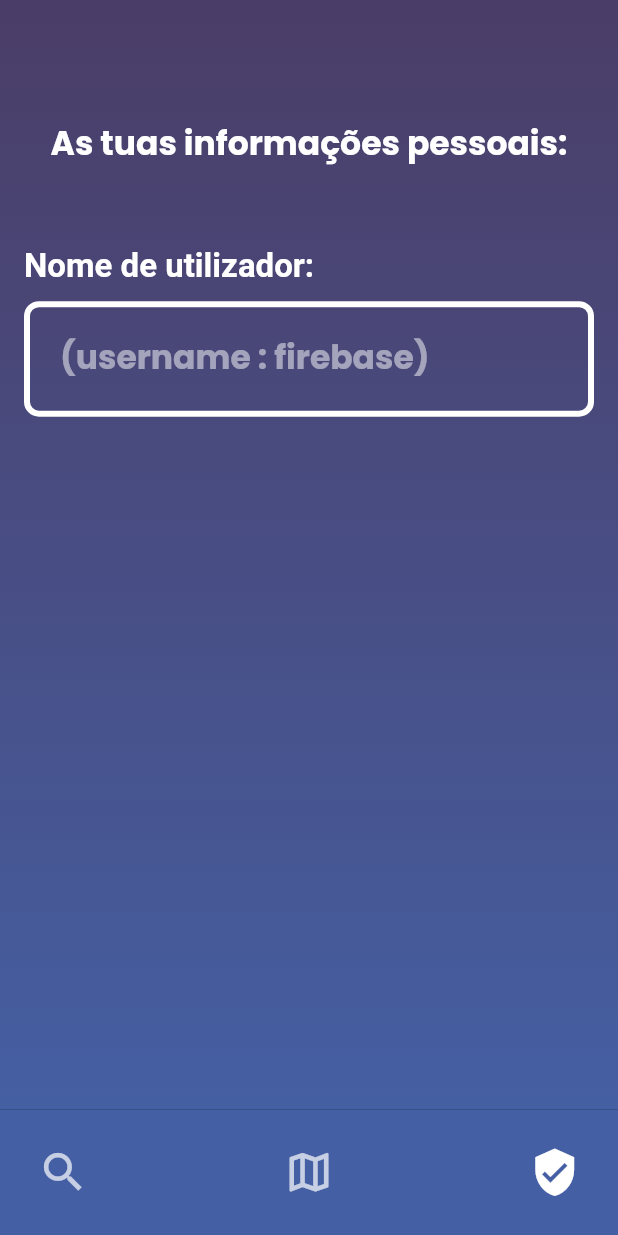
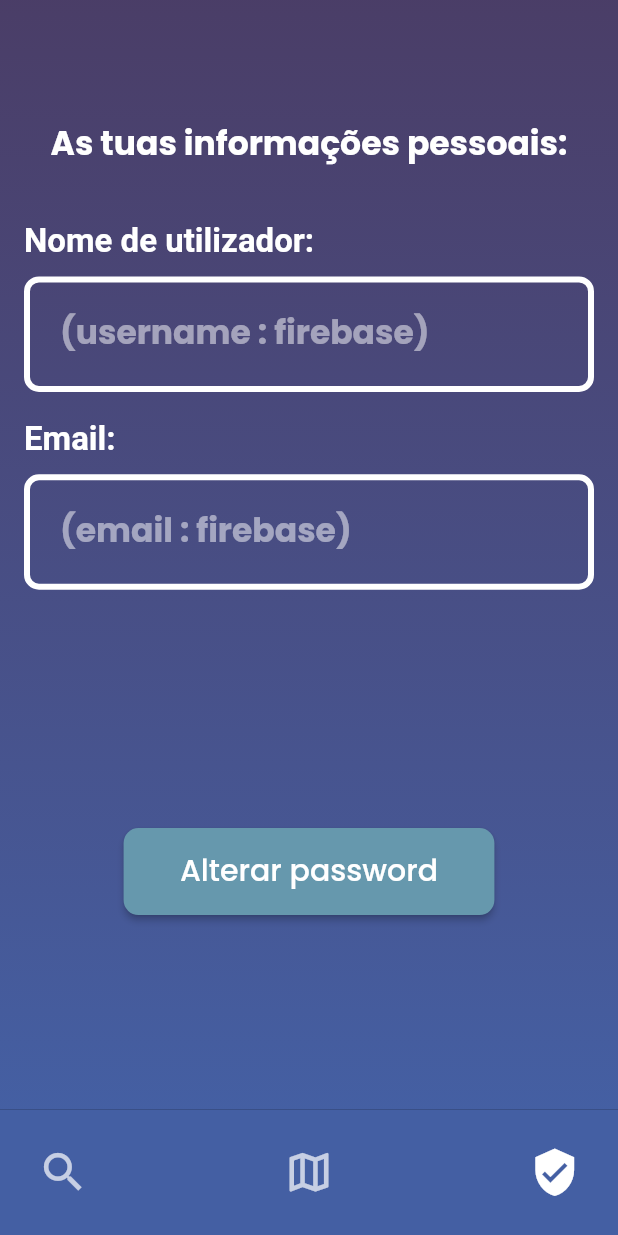
Before and after one commit to AndreSantos03/Y2S2-SoftwareEngineer, a Flutter app: the screen it shows after launch, item 3 of the bottom bar chosen, on a phone screen of 412 x 824 dp. Run offline on Flutter 3.47's test engine with Material 2 defaults, Android fonts, the phone set to English and light mode, and no system bars; drawn by our look-alikes of google_nav_bar; our stand-ins replace equatable, google_fonts; missing offline and left inert: dart_numerics; network calls fail.

Commit message:
rectangularButtonWidget
widget for buttons that has a function parameter.

```diff
--- a/app/lib/views/pages/user-screen.dart
+++ b/app/lib/views/pages/user-screen.dart
@@ -1,23 +1,24 @@
 import 'package:flutter/material.dart';
+import 'package:myapp/utils.dart';
+import 'package:myapp/views/widgets/gradientBackground.dart';
+import 'package:myapp/views/widgets/inputTextBoxWidget.dart';
 import 'package:myapp/views/widgets/navBar.dart';
-import 'package:myapp/views/widgets/gradientBackground.dart';
-import 'package:myapp/utils.dart';
-import 'package:myapp/views/widgets/inputTextBoxWidget.dart';
+import 'package:myapp/views/widgets/rectangularButtonWidget.dart';
 
 class UserScreen extends StatelessWidget {
   final TextEditingController usernameController = TextEditingController();
+  final TextEditingController emailController = TextEditingController();
+
   UserScreen({super.key});
 
   @override
   Widget build(BuildContext context) {
-
     double screenWidth = MediaQuery.of(context).size.width;
     double screenHeight = MediaQuery.of(context).size.height;
 
     return Scaffold(
       bottomNavigationBar: const NavBar(pageNumber: 2),
-      body:
-          Stack(
+      body: Stack(
         children: [
           GradientBackground(screenHeight: screenHeight),
           Positioned(
@@ -37,11 +38,29 @@ class UserScreen extends StatelessWidget {
             ),
           ),
           Positioned(
-              top: screenHeight * 0.2,
+              top: screenHeight * 0.18,
               left: 0,
               right: 0,
-                child: InputTextBox(controller: usernameController, topText: 'Nome de utilizador:', hintText: '(username : firebase)',)
-            ),
+              child: InputTextBox(
+                controller: usernameController,
+                topText: 'Nome de utilizador:',
+                hintText: '(username : firebase)',
+              )),
+          Positioned(
+              top: screenHeight * 0.34,
+              left: 0,
+              right: 0,
+              child: InputTextBox(
+                controller: emailController,
+                topText: 'Email:',
+                hintText: '(email : firebase)',
+              )),
+          Positioned(
+              top: screenHeight * 0.67,
+              left: 0,
+              right: 0,
+              child:
+                  RectangularButton(text: 'Alterar password', onPressed: () {}, horizontalMargin: screenWidth * 0.2, backGroundColor: Color.fromRGBO(102, 152, 173, 1),))
         ],
       ),
       backgroundColor: Colors.black,
--- /dev/null
+++ b/app/lib/views/widgets/rectangularButtonWidget.dart
@@ -0,0 +1,43 @@
+import 'package:flutter/material.dart';
+
+class RectangularButton extends StatelessWidget {
+  final String text;
+  final VoidCallback onPressed;
+  final double horizontalMargin;
+  final Color backGroundColor;
+
+  const RectangularButton({
+    Key? key,
+    required this.text,
+    required this.onPressed,
+    required this.horizontalMargin,
+    required this.backGroundColor,
+  }) : super(key: key);
+
+  @override
+  Widget build(BuildContext context) {
+    return Container(
+      margin: EdgeInsets.symmetric(horizontal: horizontalMargin),
+      child: ElevatedButton(
+        onPressed: onPressed,
+        style: ElevatedButton.styleFrom(
+          foregroundColor: Colors.white,
+          backgroundColor: backGroundColor,
+          shape: RoundedRectangleBorder(
+            borderRadius: BorderRadius.circular(10.0),
+          ),
+          padding: const EdgeInsets.symmetric(vertical: 16.0),
+        ),
+        child: Text(
+          text,
+          style: const TextStyle(
+            fontFamily: 'Poppins',
+            fontSize: 20,
+            height: 1.3,
+            color: Color(0xffffffff),
+          ),
+        ),
+      ),
+    );
+  }
+}
```
Lines whose indentation alone changed are shown as unchanged.
